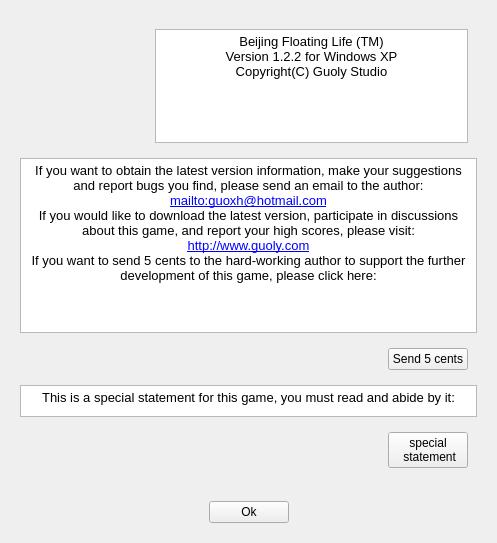
soda92/beijing_fushengji_rewrite, file form/about.ui: the form before one commit.
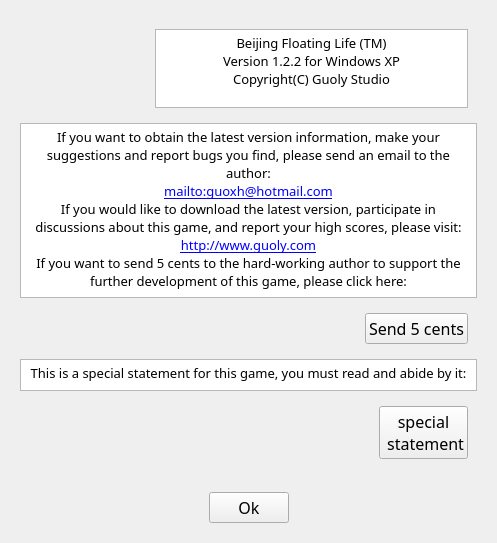
The form after the commit. Icons and pictures are not drawn.

```diff
--- a/form/about.ui
+++ b/form/about.ui
@@ -13,6 +13,11 @@
   <property name="windowTitle">
    <string>Beijing Floating Life</string>
   </property>
+  <property name="styleSheet">
+   <string notr="true">QLabel, QPushButton, QTextBrowser, QGroupBox, QTextEdit, QRadioButton {
+                font: 12pt MiSans;
+            }</string>
+  </property>
   <layout class="QVBoxLayout" name="verticalLayout">
    <item>
     <widget class="QWidget" name="widget_2" native="true">
@@ -51,10 +56,10 @@
 hr { height: 1px; border-width: 0; }
 li.unchecked::marker { content: &quot;\2610&quot;; }
 li.checked::marker { content: &quot;\2612&quot;; }
-&lt;/style&gt;&lt;/head&gt;&lt;body style=&quot; font-family:'Sans'; font-size:10pt; font-weight:400; font-style:normal;&quot;&gt;
-&lt;p align=&quot;center&quot; style=&quot; margin-top:0px; margin-bottom:0px; margin-left:0px; margin-right:0px; -qt-block-indent:0; text-indent:0px;&quot;&gt;Beijing Floating Life (TM)&lt;/p&gt;
-&lt;p align=&quot;center&quot; style=&quot; margin-top:0px; margin-bottom:0px; margin-left:0px; margin-right:0px; -qt-block-indent:0; text-indent:0px;&quot;&gt;Version 1.2.2 for Windows XP&lt;/p&gt;
-&lt;p align=&quot;center&quot; style=&quot; margin-top:0px; margin-bottom:0px; margin-left:0px; margin-right:0px; -qt-block-indent:0; text-indent:0px;&quot;&gt;Copyright(C) Guoly Studio&lt;/p&gt;&lt;/body&gt;&lt;/html&gt;</string>
+&lt;/style&gt;&lt;/head&gt;&lt;body style=&quot; font-family:'MiSans'; font-size:12pt; font-weight:400; font-style:normal;&quot;&gt;
+&lt;p align=&quot;center&quot; style=&quot; margin-top:0px; margin-bottom:0px; margin-left:0px; margin-right:0px; -qt-block-indent:0; text-indent:0px;&quot;&gt;&lt;span style=&quot; font-family:'Sans'; font-size:10pt;&quot;&gt;Beijing Floating Life (TM)&lt;/span&gt;&lt;/p&gt;
+&lt;p align=&quot;center&quot; style=&quot; margin-top:0px; margin-bottom:0px; margin-left:0px; margin-right:0px; -qt-block-indent:0; text-indent:0px;&quot;&gt;&lt;span style=&quot; font-family:'Sans'; font-size:10pt;&quot;&gt;Version 1.2.2 for Windows XP&lt;/span&gt;&lt;/p&gt;
+&lt;p align=&quot;center&quot; style=&quot; margin-top:0px; margin-bottom:0px; margin-left:0px; margin-right:0px; -qt-block-indent:0; text-indent:0px;&quot;&gt;&lt;span style=&quot; font-family:'Sans'; font-size:10pt;&quot;&gt;Copyright(C) Guoly Studio&lt;/span&gt;&lt;/p&gt;&lt;/body&gt;&lt;/html&gt;</string>
            </property>
           </widget>
          </item>
@@ -76,12 +81,12 @@
 hr { height: 1px; border-width: 0; }
 li.unchecked::marker { content: &quot;\2610&quot;; }
 li.checked::marker { content: &quot;\2612&quot;; }
-&lt;/style&gt;&lt;/head&gt;&lt;body style=&quot; font-family:'Sans'; font-size:10pt; font-weight:400; font-style:normal;&quot;&gt;
-&lt;p align=&quot;center&quot; style=&quot; margin-top:0px; margin-bottom:0px; margin-left:0px; margin-right:0px; -qt-block-indent:0; text-indent:0px;&quot;&gt;If you want to obtain the latest version information, make your suggestions and report bugs you find, please send an email to the author:&lt;/p&gt;
-&lt;p align=&quot;center&quot; style=&quot; margin-top:0px; margin-bottom:0px; margin-left:0px; margin-right:0px; -qt-block-indent:0; text-indent:0px;&quot;&gt;&lt;a href=&quot;mailto:guoxh@hotmail.com&quot;&gt;&lt;span style=&quot; text-decoration: underline; color:#0000ff;&quot;&gt;mailto:guoxh@hotmail.com&lt;/span&gt;&lt;/a&gt;&lt;/p&gt;
-&lt;p align=&quot;center&quot; style=&quot; margin-top:0px; margin-bottom:0px; margin-left:0px; margin-right:0px; -qt-block-indent:0; text-indent:0px;&quot;&gt;If you would like to download the latest version, participate in discussions about this game, and report your high scores, please visit:&lt;/p&gt;
-&lt;p align=&quot;center&quot; style=&quot; margin-top:0px; margin-bottom:0px; margin-left:0px; margin-right:0px; -qt-block-indent:0; text-indent:0px;&quot;&gt;&lt;a href=&quot;http://www.guoly.com&quot;&gt;&lt;span style=&quot; text-decoration: underline; color:#0000ff;&quot;&gt;http://www.guoly.com&lt;/span&gt;&lt;/a&gt;&lt;/p&gt;
-&lt;p align=&quot;center&quot; style=&quot; margin-top:0px; margin-bottom:0px; margin-left:0px; margin-right:0px; -qt-block-indent:0; text-indent:0px;&quot;&gt;If you want to send 5 cents to the hard-working author to support the further development of this game, please click here:&lt;/p&gt;&lt;/body&gt;&lt;/html&gt;</string>
+&lt;/style&gt;&lt;/head&gt;&lt;body style=&quot; font-family:'MiSans'; font-size:12pt; font-weight:400; font-style:normal;&quot;&gt;
+&lt;p align=&quot;center&quot; style=&quot; margin-top:0px; margin-bottom:0px; margin-left:0px; margin-right:0px; -qt-block-indent:0; text-indent:0px;&quot;&gt;&lt;span style=&quot; font-family:'Sans'; font-size:10pt;&quot;&gt;If you want to obtain the latest version information, make your suggestions and report bugs you find, please send an email to the author:&lt;/span&gt;&lt;/p&gt;
+&lt;p align=&quot;center&quot; style=&quot; margin-top:0px; margin-bottom:0px; margin-left:0px; margin-right:0px; -qt-block-indent:0; text-indent:0px;&quot;&gt;&lt;a href=&quot;mailto:guoxh@hotmail.com&quot;&gt;&lt;span style=&quot; font-family:'Sans'; font-size:10pt; text-decoration: underline; color:#0000ff;&quot;&gt;mailto:guoxh@hotmail.com&lt;/span&gt;&lt;/a&gt;&lt;/p&gt;
+&lt;p align=&quot;center&quot; style=&quot; margin-top:0px; margin-bottom:0px; margin-left:0px; margin-right:0px; -qt-block-indent:0; text-indent:0px;&quot;&gt;&lt;span style=&quot; font-family:'Sans'; font-size:10pt;&quot;&gt;If you would like to download the latest version, participate in discussions about this game, and report your high scores, please visit:&lt;/span&gt;&lt;/p&gt;
+&lt;p align=&quot;center&quot; style=&quot; margin-top:0px; margin-bottom:0px; margin-left:0px; margin-right:0px; -qt-block-indent:0; text-indent:0px;&quot;&gt;&lt;a href=&quot;http://www.guoly.com&quot;&gt;&lt;span style=&quot; font-family:'Sans'; font-size:10pt; text-decoration: underline; color:#0000ff;&quot;&gt;http://www.guoly.com&lt;/span&gt;&lt;/a&gt;&lt;/p&gt;
+&lt;p align=&quot;center&quot; style=&quot; margin-top:0px; margin-bottom:0px; margin-left:0px; margin-right:0px; -qt-block-indent:0; text-indent:0px;&quot;&gt;&lt;span style=&quot; font-family:'Sans'; font-size:10pt;&quot;&gt;If you want to send 5 cents to the hard-working author to support the further development of this game, please click here:&lt;/span&gt;&lt;/p&gt;&lt;/body&gt;&lt;/html&gt;</string>
         </property>
        </widget>
       </item>
@@ -138,8 +143,8 @@
 hr { height: 1px; border-width: 0; }
 li.unchecked::marker { content: &quot;\2610&quot;; }
 li.checked::marker { content: &quot;\2612&quot;; }
-&lt;/style&gt;&lt;/head&gt;&lt;body style=&quot; font-family:'Sans'; font-size:10pt; font-weight:400; font-style:normal;&quot;&gt;
-&lt;p align=&quot;center&quot; style=&quot; margin-top:0px; margin-bottom:0px; margin-left:0px; margin-right:0px; -qt-block-indent:0; text-indent:0px;&quot;&gt;This is a special statement for this game, you must read and abide by it:&lt;/p&gt;&lt;/body&gt;&lt;/html&gt;</string>
+&lt;/style&gt;&lt;/head&gt;&lt;body style=&quot; font-family:'MiSans'; font-size:12pt; font-weight:400; font-style:normal;&quot;&gt;
+&lt;p align=&quot;center&quot; style=&quot; margin-top:0px; margin-bottom:0px; margin-left:0px; margin-right:0px; -qt-block-indent:0; text-indent:0px;&quot;&gt;&lt;span style=&quot; font-family:'Sans'; font-size:10pt;&quot;&gt;This is a special statement for this game, you must read and abide by it:&lt;/span&gt;&lt;/p&gt;&lt;/body&gt;&lt;/html&gt;</string>
         </property>
        </widget>
       </item>
```
